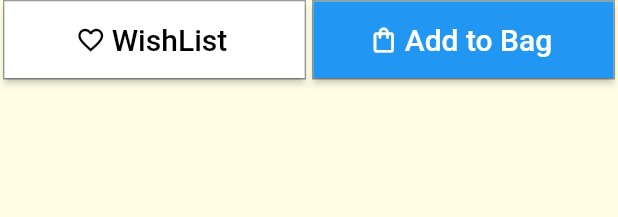
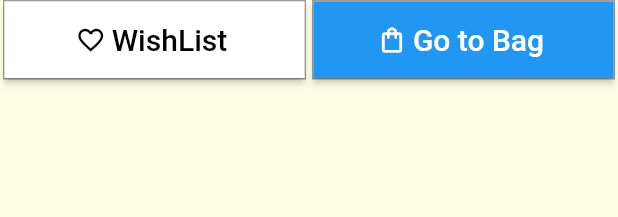
Before and after one commit to DeepeshDragoneel/EMartingApp_Flutter, a Flutter app: the FooterProductDetails widget shown alone on an empty page, opened directly with empty values, after a tap on "Add to Bag", on a phone screen of 412 x 824 dp. Shown: the top 217 px of the screen. Run offline on Flutter 3.47's test engine with Material 2 defaults, Android fonts, the phone set to English and light mode, and no system bars; network calls fail.

Commit message:
Added cart add Button

```diff
--- a/lib/Providers/cart.dart
+++ b/lib/Providers/cart.dart
@@ -48,4 +48,11 @@ class CartItems with ChangeNotifier {
     }
     notifyListeners();
   }
+
+  bool getCartAdded(String productId){
+    if(_cartItems.containsKey(productId)){
+      return true;
+    }
+    return false;
+  }
 }
--- a/lib/widgets/footerProductDetails.dart
+++ b/lib/widgets/footerProductDetails.dart
@@ -1,3 +1,4 @@
+import 'package:emarting/Providers/cart.dart';
 import 'package:emarting/Providers/product.dart';
 import 'package:emarting/Providers/products.dart';
 import 'package:flutter/material.dart';
@@ -62,13 +63,17 @@ class FooterProductDetails extends StatelessWidget {
         decoration:
             BoxDecoration(border: Border.all(width: 1, color: Colors.grey)),
         margin: EdgeInsets.symmetric(horizontal: 2),
-        child: ElevatedButton(
+        child: Consumer<CartItems>(
+          builder: (context, cartItemData, consumerChild) => ElevatedButton(
             style: ElevatedButton.styleFrom(
                 padding: EdgeInsets.symmetric(horizontal: 5, vertical: 10),
                 shape: RoundedRectangleBorder(
                   borderRadius: BorderRadius.circular(0),
                 )),
-            onPressed: () {},
+            onPressed: () {
+              cartItemData.addItems(favProductInfo.id, favProductInfo.name,
+                  favProductInfo.imageURL, favProductInfo.price);
+            },
             child: Row(
               mainAxisAlignment: MainAxisAlignment.center,
               children: [
@@ -76,11 +81,16 @@ class FooterProductDetails extends StatelessWidget {
                     color: Colors.white, size: 20),
                 Padding(
                   padding: const EdgeInsets.all(4),
-                  child: Text('Add to Bag',
-                      style: TextStyle(color: Colors.white, fontSize: 20)),
+                  child: (!cartItemData.getCartAdded(favProductInfo.id)
+                      ? Text('Add to Bag',
+                          style: TextStyle(color: Colors.white, fontSize: 20))
+                      : Text('Go to Bag',
+                          style: TextStyle(color: Colors.white, fontSize: 20))),
                 ),
               ],
-            )),
+            ),
+          ),
+        ),
       )),
     ]);
   }
```
